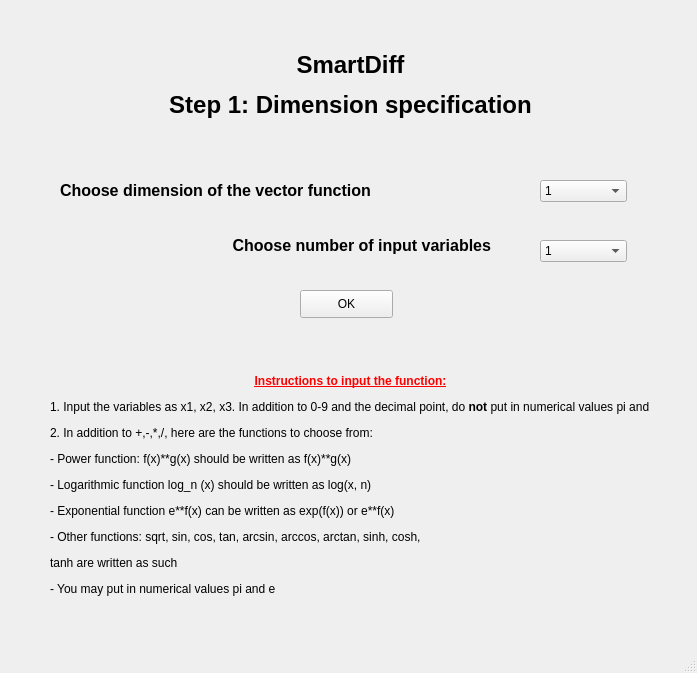
The window that SmartDiff/GUI/step1.ui (SmartDiff/cs107-FinalProject) describes before a commit, drawn with Qt 5.
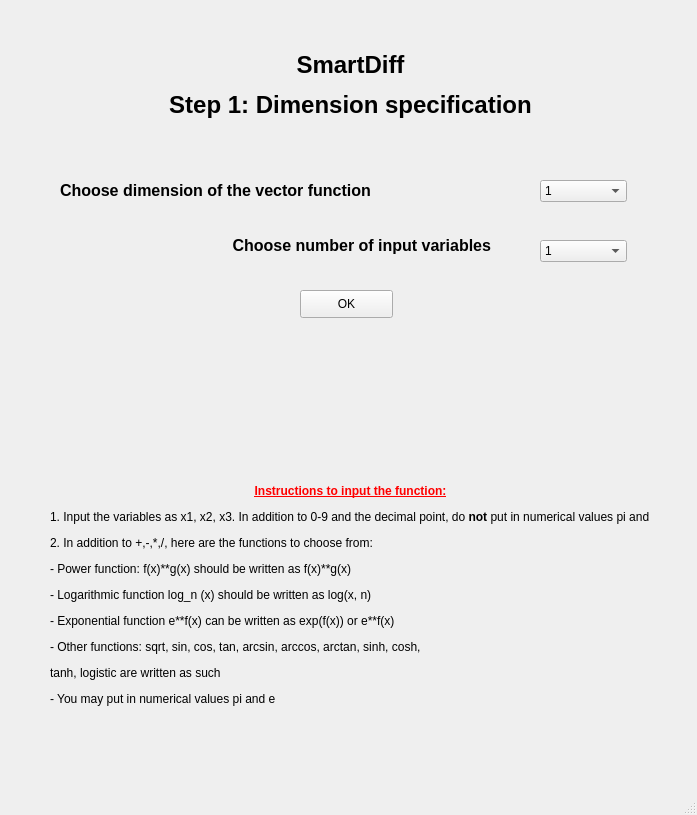
The same window after the commit.

Commit message: updated the GUI display for step 1-4

```diff
--- a/SmartDiff/GUI/step1.ui
+++ b/SmartDiff/GUI/step1.ui
@@ -10,7 +10,7 @@
     <x>0</x>
     <y>0</y>
     <width>697</width>
-    <height>673</height>
+    <height>815</height>
    </rect>
   </property>
   <property name="windowTitle">
@@ -135,13 +135,26 @@
     <property name="geometry">
      <rect>
       <x>50</x>
-      <y>350</y>
+      <y>460</y>
       <width>601</width>
       <height>271</height>
      </rect>
     </property>
     <property name="text">
-     <string>&lt;html&gt;&lt;head/&gt;&lt;body&gt;&lt;p align=&quot;center&quot;&gt;&lt;span style=&quot; font-weight:600; text-decoration: underline; color:#ff0000;&quot;&gt;Instructions to input the function:&lt;/span&gt;&lt;/p&gt;&lt;p&gt;1. Input the variables as x1, x2, x3. In addition to 0-9 and the decimal point, do &lt;span style=&quot; font-weight:600;&quot;&gt;not&lt;/span&gt; put in numerical values pi and e. &lt;/p&gt;&lt;p&gt;2. In addition to +,-,*,/, here are the functions to choose from: &lt;/p&gt;&lt;p&gt;- Power function: f(x)**g(x) should be written as f(x)**g(x)&lt;/p&gt;&lt;p&gt;- Logarithmic function log_n (x) should be written as log(x, n)&lt;/p&gt;&lt;p&gt;- Exponential function e**f(x) can be written as exp(f(x)) or e**f(x)&lt;/p&gt;&lt;p&gt;- Other functions: sqrt, sin, cos, tan, arcsin, arccos, arctan, sinh, cosh, &lt;/p&gt;&lt;p&gt;tanh are written as such&lt;/p&gt;&lt;p&gt;- You may put in numerical values pi and e&lt;/p&gt;&lt;/body&gt;&lt;/html&gt;</string>
+     <string>&lt;html&gt;&lt;head/&gt;&lt;body&gt;&lt;p align=&quot;center&quot;&gt;&lt;span style=&quot; font-weight:600; text-decoration: underline; color:#ff0000;&quot;&gt;Instructions to input the function:&lt;/span&gt;&lt;/p&gt;&lt;p&gt;1. Input the variables as x1, x2, x3. In addition to 0-9 and the decimal point, do &lt;span style=&quot; font-weight:600;&quot;&gt;not&lt;/span&gt; put in numerical values pi and e. &lt;/p&gt;&lt;p&gt;2. In addition to +,-,*,/, here are the functions to choose from: &lt;/p&gt;&lt;p&gt;- Power function: f(x)**g(x) should be written as f(x)**g(x)&lt;/p&gt;&lt;p&gt;- Logarithmic function log_n (x) should be written as log(x, n)&lt;/p&gt;&lt;p&gt;- Exponential function e**f(x) can be written as exp(f(x)) or e**f(x)&lt;/p&gt;&lt;p&gt;- Other functions: sqrt, sin, cos, tan, arcsin, arccos, arctan, sinh, cosh, &lt;/p&gt;&lt;p&gt;tanh, logistic are written as such&lt;/p&gt;&lt;p&gt;- You may put in numerical values pi and e&lt;/p&gt;&lt;/body&gt;&lt;/html&gt;</string>
+    </property>
+   </widget>
+   <widget class="QLabel" name="ErrMsg">
+    <property name="geometry">
+     <rect>
+      <x>51</x>
+      <y>340</y>
+      <width>591</width>
+      <height>61</height>
+     </rect>
+    </property>
+    <property name="text">
+     <string/>
     </property>
    </widget>
   </widget>
```
Left out of the diff: 6 changed lines with no effect on the pictures. The commit also changes 2 other files.
